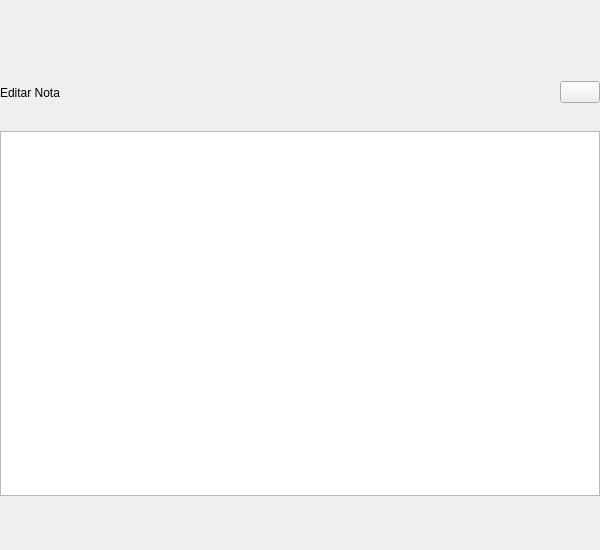
The window that bqViewer/ui/ViewerEditNotePopup.ui (bq/cervantes) describes before a commit, drawn with Qt 5.
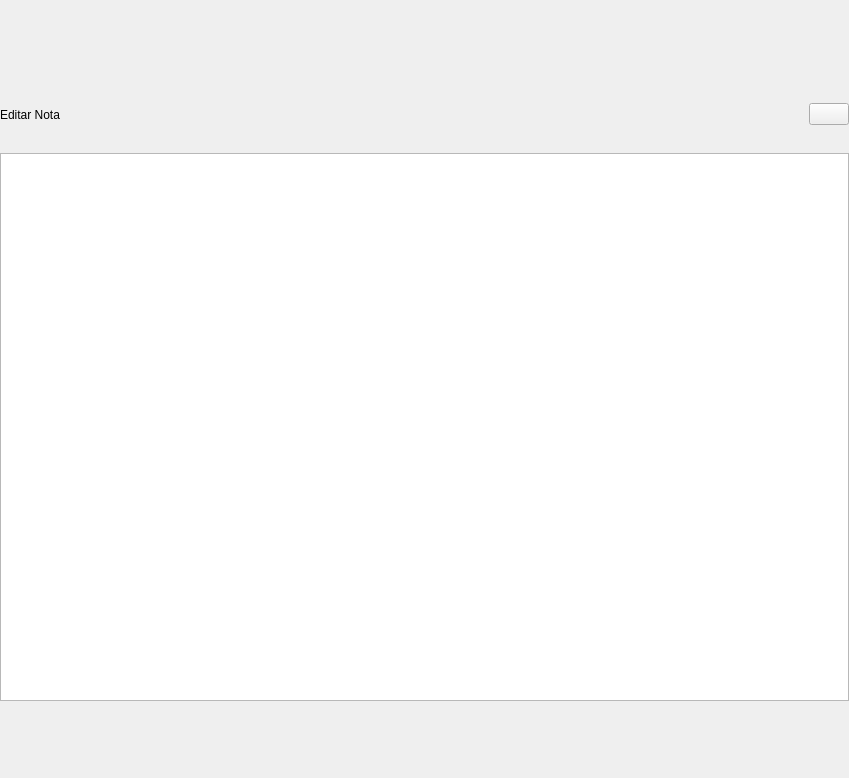
The same window after the commit. Custom widgets are drawn as their Qt base class.

The edit to the form file:
```diff
--- a/bqViewer/ui/ViewerEditNotePopup.ui
+++ b/bqViewer/ui/ViewerEditNotePopup.ui
@@ -6,20 +6,20 @@
    <rect>
     <x>0</x>
     <y>0</y>
-    <width>600</width>
-    <height>550</height>
+    <width>849</width>
+    <height>778</height>
    </rect>
   </property>
   <property name="minimumSize">
    <size>
-    <width>600</width>
-    <height>550</height>
+    <width>0</width>
+    <height>0</height>
    </size>
   </property>
   <property name="maximumSize">
    <size>
-    <width>600</width>
-    <height>550</height>
+    <width>849</width>
+    <height>778</height>
    </size>
   </property>
   <property name="windowTitle">
@@ -45,8 +45,8 @@
      </property>
      <property name="maximumSize">
       <size>
-       <width>10000</width>
-       <height>442</height>
+       <width>14142</width>
+       <height>625</height>
       </size>
      </property>
      <layout class="QVBoxLayout" name="verticalLayout">
@@ -67,7 +67,7 @@
         <property name="maximumSize">
          <size>
           <width>16777215</width>
-          <height>77</height>
+          <height>109</height>
          </size>
         </property>
         <layout class="QHBoxLayout" name="horizontalLayout">
@@ -91,8 +91,8 @@
            </property>
            <property name="sizeHint" stdset="0">
             <size>
-             <width>40</width>
-             <height>20</height>
+             <width>57</width>
+             <height>28</height>
             </size>
            </property>
           </spacer>
```
Left out of the diff: 16 changed lines with no effect on the pictures.
